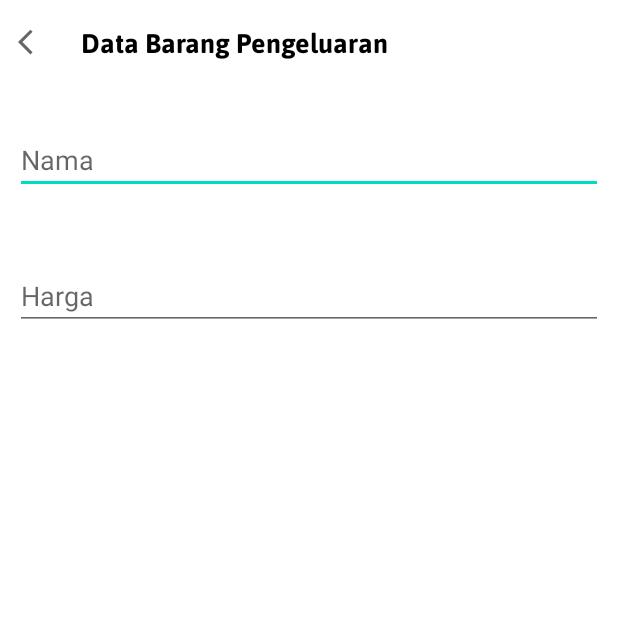
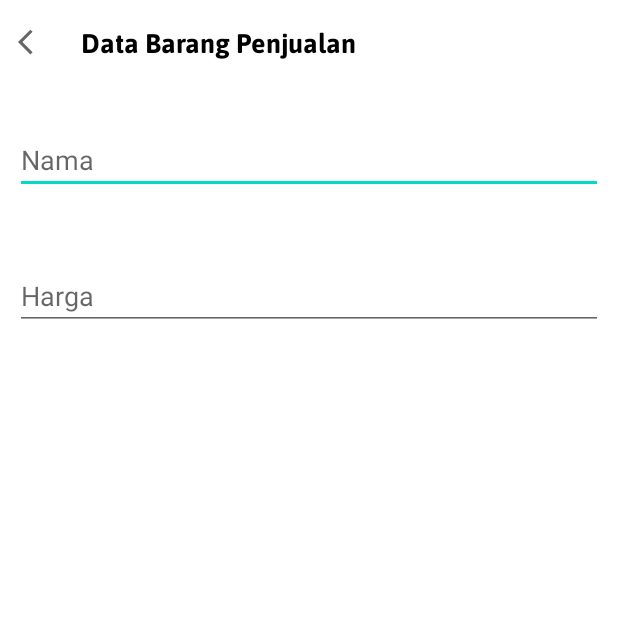
Before and after one commit to fadhluibnu/SEMENT-SHOP-MANAGEMENT, an Android app: the CreatePenjualanActivity screen opened directly, with no data from a screen before it, on a phone screen of 412 x 824 dp, the top half of it. Run offline under Robolectric (Android 15) with nearby library versions, the phone set to English and light mode, and no system bars; our stand-ins replace Firebase (no records; nobody signed in at launch, a user with empty details on screens opened directly).

Commit message:
Up pembaruan

```diff
--- a/app/src/main/res/layout/activity_create_penjualan.xml
+++ b/app/src/main/res/layout/activity_create_penjualan.xml
@@ -34,7 +34,7 @@
             android:layout_height="wrap_content"
             android:layout_marginLeft="20dp"
             android:fontFamily="@font/asapbold"
-            android:text="Data Barang Pengeluaran"
+            android:text="Data Barang Penjualan"
             android:textColor="#000000"
             android:textSize="18dp" />
     </LinearLayout>
--- a/app/src/main/res/layout/activity_read_penjualan.xml
+++ b/app/src/main/res/layout/activity_read_penjualan.xml
@@ -33,7 +33,7 @@
             android:layout_height="wrap_content"
             android:layout_marginLeft="20dp"
             android:fontFamily="@font/asapbold"
-            android:text="Data Barang Pengeluaran"
+            android:text="Data Barang Penjualan"
             android:textColor="#000000"
             android:textSize="18dp" />
     </LinearLayout>
```
